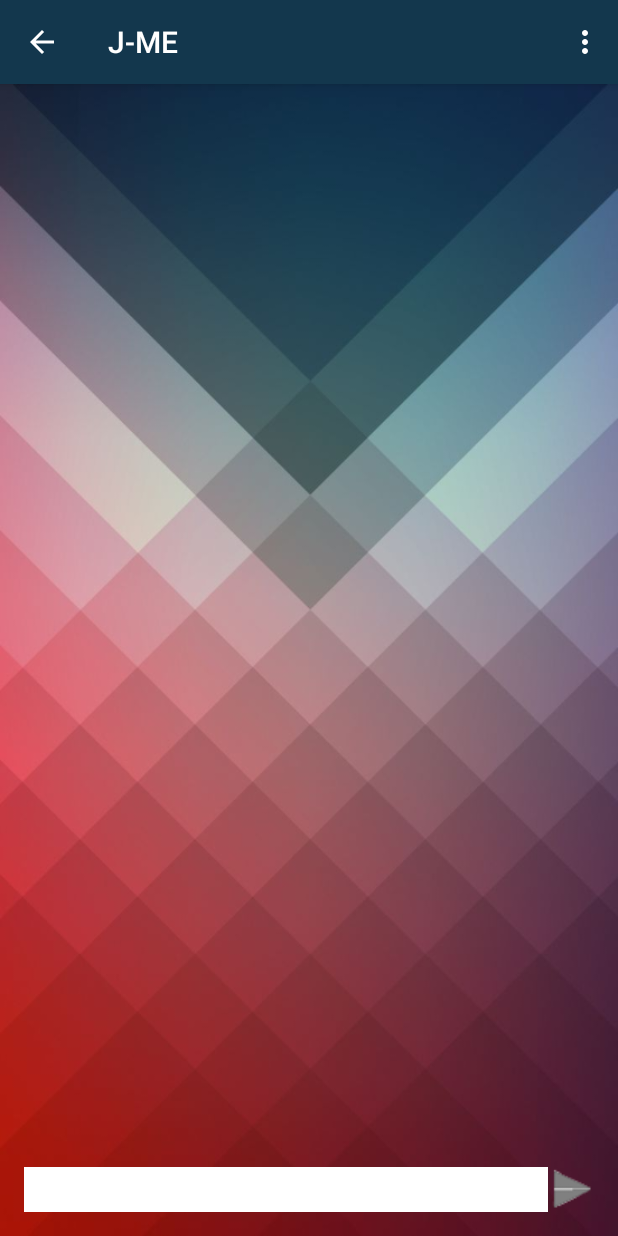
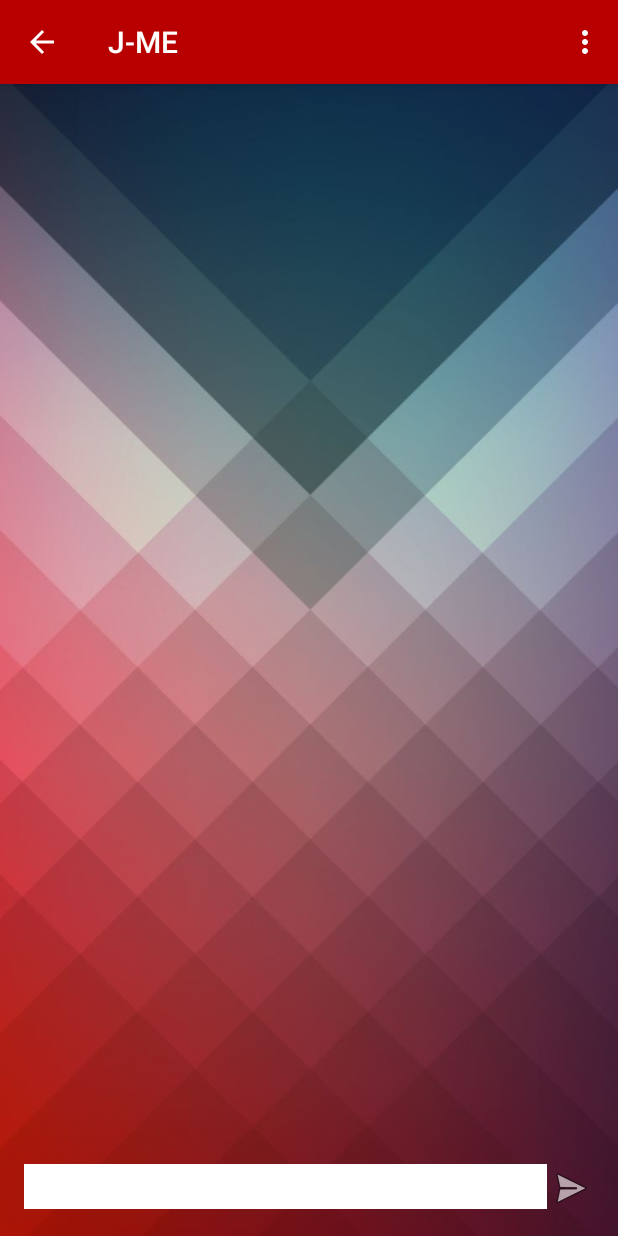
Before and after one commit to aperndorferf12/J-ME, an Android app: the ChatAct screen opened directly, with no data from a screen before it, on a phone screen of 412 x 824 dp. Run offline under Robolectric (Android 15) with nearby library versions, the phone set to English and light mode, and no system bars; 3 statements that could not run were skipped.

Commit message:
Version 1.7

```diff
--- a/app/src/main/java/com/example/perndorfer/j_me/ChatAct.java
+++ b/app/src/main/java/com/example/perndorfer/j_me/ChatAct.java
@@ -1,5 +1,7 @@
 package com.example.perndorfer.j_me;
 
+import android.support.v7.app.ActionBar;
+import android.app.Activity;
 import android.app.ProgressDialog;
 import android.content.Intent;
 import android.database.Cursor;
@@ -10,8 +12,7 @@ import android.net.Uri;
 import android.os.Build;
 import android.os.Bundle;
 import android.provider.MediaStore;
-import android.support.v7.app.ActionBar;
-import android.support.v7.app.AppCompatActivity;
+import android.support.v7.app.ActionBarActivity;
 import android.util.Log;
 import android.view.ContextMenu;
 import android.view.KeyEvent;
@@ -20,6 +21,7 @@ import android.view.MenuItem;
 import android.view.MotionEvent;
 import android.view.View;
 import android.widget.EditText;
+import android.widget.ImageButton;
 import android.widget.ImageView;
 import android.widget.LinearLayout;
 import android.widget.ScrollView;
@@ -43,7 +45,7 @@ import java.util.Date;
 /**
  * Created by Perndorfer on 07.04.2016.
  */
-public class ChatAct extends AppCompatActivity {
+public class ChatAct extends ActionBarActivity {
     private BufferedWriter bw;
     private SQLiteDatabase db;
     private static LinearLayout ausgabe;
@@ -52,7 +54,7 @@ public class ChatAct extends AppCompatActivity {
     private static int chatId;
     private String destPhoneNumber;
     private String mPhoneNumber;
-    private static AppCompatActivity context;
+    private static Activity context;
     private static int black, white;
     private static ScrollView sv;
     private OutputStream outputStream;
--- a/app/src/main/java/com/example/perndorfer/j_me/DBHelper.java
+++ b/app/src/main/java/com/example/perndorfer/j_me/DBHelper.java
@@ -33,8 +33,8 @@ public class DBHelper extends SQLiteOpenHelper implements Serializable
     public void seed(SQLiteDatabase db)
     {
         Log.w("SEED", "seed:=========================================");
-        //Cursor c = context.getContentResolver().query(ContactsContract.CommonDataKinds.Phone.CONTENT_URI, new String[]{ContactsContract.CommonDataKinds.Phone._ID, ContactsContract.CommonDataKinds.Phone.DISPLAY_NAME, ContactsContract.CommonDataKinds.Phone.NUMBER}, ContactsContract.CommonDataKinds.Phone.ACCOUNT_TYPE_AND_DATA_SET + "<> 'com.whatsapp' AND "+ContactsContract.CommonDataKinds.Phone.ACCOUNT_TYPE_AND_DATA_SET+" <> 'com.google'", null, null);
-        Cursor c = context.getContentResolver().query(ContactsContract.CommonDataKinds.Phone.CONTENT_URI, new String[]{ContactsContract.CommonDataKinds.Phone._ID, ContactsContract.CommonDataKinds.Phone.DISPLAY_NAME, ContactsContract.CommonDataKinds.Phone.NUMBER}, null,null,null);
+        Cursor c = context.getContentResolver().query(ContactsContract.CommonDataKinds.Phone.CONTENT_URI, new String[]{ContactsContract.CommonDataKinds.Phone._ID, ContactsContract.CommonDataKinds.Phone.DISPLAY_NAME, ContactsContract.CommonDataKinds.Phone.NUMBER}, ContactsContract.CommonDataKinds.Phone.ACCOUNT_TYPE_AND_DATA_SET + "<> 'com.whatsapp' AND "+ContactsContract.CommonDataKinds.Phone.ACCOUNT_TYPE_AND_DATA_SET+" <> 'com.google'", null, null);
+        //Cursor c = context.getContentResolver().query(ContactsContract.CommonDataKinds.Phone.CONTENT_URI, new String[]{ContactsContract.CommonDataKinds.Phone._ID, ContactsContract.CommonDataKinds.Phone.DISPLAY_NAME, ContactsContract.CommonDataKinds.Phone.NUMBER}, null,null,null);
         while (c.moveToNext())
         {
             String name = c.getString(c.getColumnIndex(ContactsContract.CommonDataKinds.Phone.DISPLAY_NAME));
--- a/app/src/main/res/layout/chat_act.xml
+++ b/app/src/main/res/layout/chat_act.xml
@@ -41,19 +41,21 @@
         android:id="@+id/eingabe"
         android:layout_width="match_parent"
         android:layout_height="wrap_content"
-        android:layout_weight="1"
         android:background="#ffffff"
         android:editable="true"
         android:paddingLeft="10dp"
+        android:layout_weight="1"
         android:paddingRight="10dp"
         android:height="30dp"/>
     <ImageButton
         android:id="@+id/send"
-        android:background="@drawable/send"
+        android:background="@android:drawable/ic_menu_send"
         android:layout_height="wrap_content"
         android:layout_width="wrap_content"
+        android:layout_gravity="bottom"
         android:layout_weight="0.006"
-        android:layout_gravity="bottom"
+        android:minHeight="30dp"
+        android:minWidth="30dp"
         android:onClick="send"/>
 </LinearLayout>
 </LinearLayout>
--- a/app/src/main/res/values/colors.xml
+++ b/app/src/main/res/values/colors.xml
@@ -1,7 +1,7 @@
 <?xml version="1.0" encoding="utf-8"?>
 <resources>
-    <color name="colorPrimary">#13374D</color>
-    <color name="colorPrimaryDark">#153C54</color>
-    <color name="colorAccent">#ffffff</color>
-    <color name="tabSliderColor">#153C54</color>
+    <color name="colorPrimary">#B90000</color>
+    <color name="colorPrimaryDark">#A10000</color>
+    <color name="colorAccent">#D40000</color>
+    <color name="tabSliderColor">#B90000</color>
 </resources>
--- a/build.gradle
+++ b/build.gradle
@@ -5,7 +5,7 @@ buildscript {
         jcenter()
     }
     dependencies {
-        classpath 'com.android.tools.build:gradle:1.5.0'
+        classpath 'com.android.tools.build:gradle:2.1.2'
 
         // NOTE: Do not place your application dependencies here; they belong
         // in the individual module build.gradle files
```
Also changed, not shown: app/src/main/java/com/example/perndorfer/j_me/MainActivity.java (+8 -7 lines), app/src/main/res/drawable/me.png, gradle/wrapper/gradle-wrapper.properties.
